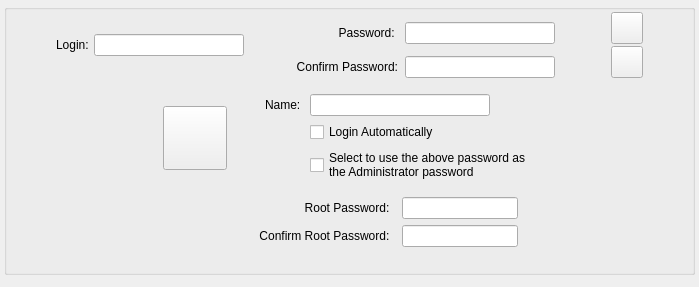
This is ui/widgets/userwidget.ui in Inkane/Tribe as Qt 5 draws it before an edit. The edited form follows.
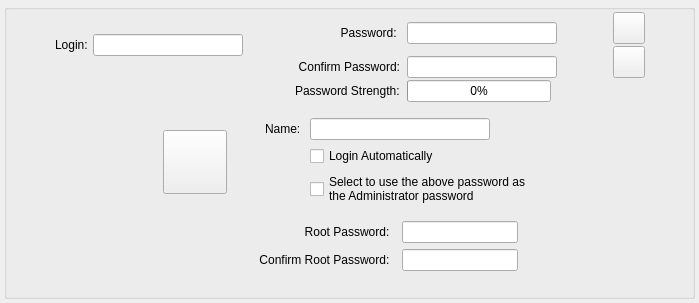
This is the edited form.

Commit message: added basic GUI for password checker

Diff of the .ui file:
```diff
--- a/ui/widgets/userwidget.ui
+++ b/ui/widgets/userwidget.ui
@@ -237,6 +237,26 @@
           </property>
          </spacer>
         </item>
+        <item row="5" column="7">
+         <widget class="QProgressBar" name="passStrengthProgBar">
+          <property name="value">
+           <number>0</number>
+          </property>
+          <property name="alignment">
+           <set>Qt::AlignLeading|Qt::AlignLeft|Qt::AlignVCenter</set>
+          </property>
+          <property name="invertedAppearance">
+           <bool>false</bool>
+          </property>
+         </widget>
+        </item>
+        <item row="5" column="5">
+         <widget class="QLabel" name="label_7">
+          <property name="text">
+           <string>Password Strength:</string>
+          </property>
+         </widget>
+        </item>
        </layout>
       </item>
       <item>
```
Left out of the diff: 20 changed lines with no effect on the pictures. The commit also changes 2 other files.
